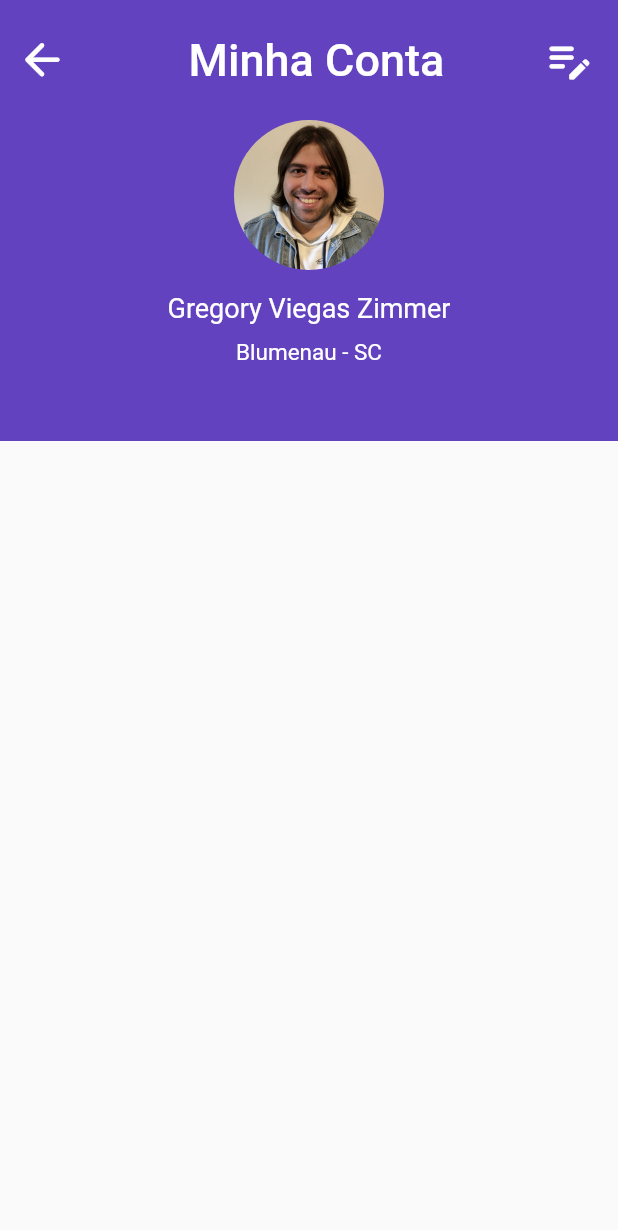
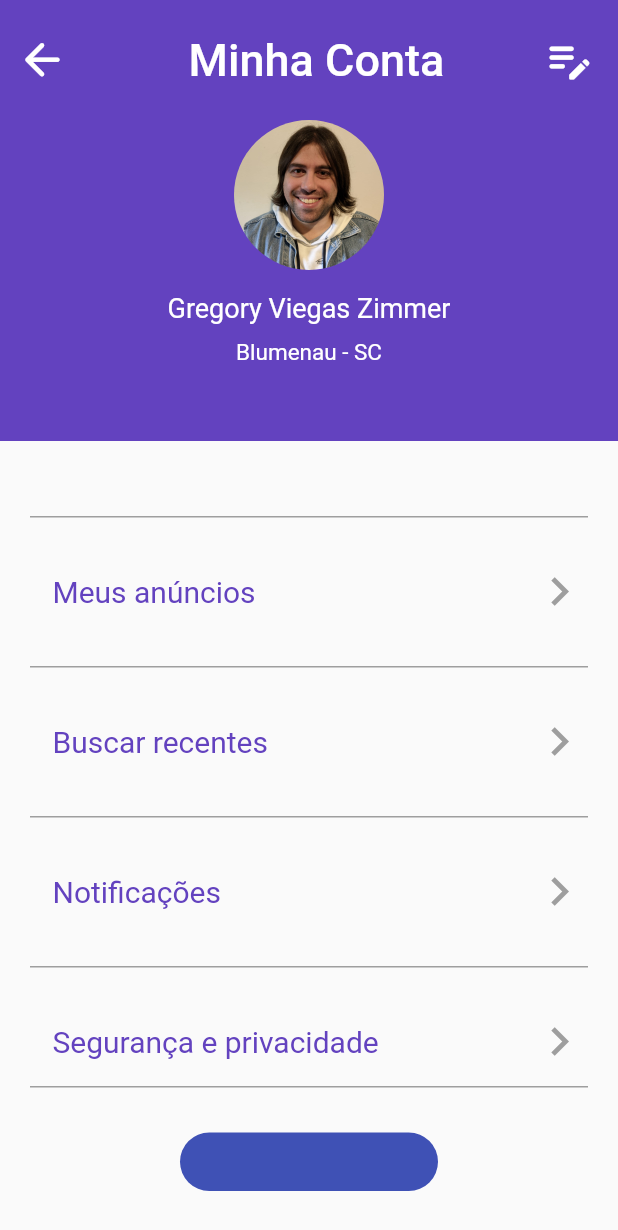
Before and after one commit to GreemerBR/deal, a Flutter app: the MyProfile screen opened directly, on a phone screen of 412 x 824 dp. Shown: the top 1230 px of the screen. Run offline on Flutter 3.47's test engine with Material 2 defaults, Android fonts, the phone set to English and light mode, and no system bars; statements that could not run were skipped.

Commit message:
[feat]
Completed the creation of the about screen

```diff
--- a/lib/main.dart
+++ b/lib/main.dart
@@ -1,105 +1,13 @@
 import 'package:flutter/material.dart';
+
+import 'presenter/myProfile/my_profile.dart';
 
 void main() {
   runApp(
     MaterialApp(
-        title: 'Deal', debugShowCheckedModeBanner: false, home: MyProfile()),
+      title: 'Deal',
+      debugShowCheckedModeBanner: false,
+      home: Login(),
+    ),
   );
 }
-
-class MyProfile extends StatelessWidget {
-  const MyProfile({Key? key}) : super(key: key);
-
-  @override
-  Widget build(BuildContext context) {
-    return Scaffold(
-      appBar: AppBar(
-        elevation: 0,
-        centerTitle: true,
-        toolbarHeight: 80,
-        backgroundColor: Color.fromARGB(255, 99, 66, 191),
-        title: const Padding(
-          padding: EdgeInsets.only(left: 10),
-          child: Text(
-            'Minha Conta',
-            style: TextStyle(fontSize: 30),
-          ),
-        ),
-        leading: IconButton(
-          icon: Icon(
-            Icons.arrow_back_rounded,
-            size: 35,
-          ),
-          onPressed: () {
-            Navigator.pop(context);
-          },
-        ),
-        actions: [
-          Padding(
-            padding: const EdgeInsets.only(right: 10),
-            child: IconButton(
-              onPressed: () {},
-              icon: const Icon(
-                Icons.edit_note_rounded,
-                size: 35,
-              ),
-            ),
-          ),
-        ],
-      ),
-      body: Center(
-        child: Column(
-          children: [
-            Container(
-              width: double.maxFinite,
-              decoration: BoxDecoration(
-                color: Color.fromARGB(255, 99, 66, 191),
-              ),
-              child: Column(
-                mainAxisAlignment: MainAxisAlignment.center,
-                crossAxisAlignment: CrossAxisAlignment.center,
-                children: [
-                  Container(
-                    width: 100,
-                    height: 100,
-                    decoration: BoxDecoration(
-                      image: DecorationImage(
-                        image: AssetImage('assets/images/Avatar.jpeg'),
-                        fit: BoxFit.cover,
-                      ),
-                      borderRadius: BorderRadius.circular(300),
-                    ),
-                  ),
-                  Padding(
-                    padding: const EdgeInsets.only(top: 15),
-                    child: Text(
-                      'Gregory Viegas Zimmer',
-                      style: TextStyle(
-                        color: Colors.white,
-                        fontSize: 18,
-                      ),
-                    ),
-                  ),
-                  Padding(
-                    padding: const EdgeInsets.only(
-                      top: 10,
-                      bottom: 50,
-                    ),
-                    child: Text(
-                      'Blumenau - SC',
-                      style: TextStyle(
-                        color: Colors.white,
-                        fontSize: 15,
-                      ),
-                    ),
-                  )
-                ],
-              ),
-            )
-          ],
-        ),
-      ),
-    );
-    ;
-  }
-}
--- /dev/null
+++ b/lib/presenter/myProfile/my_profile.dart
@@ -0,0 +1,85 @@
+import 'package:flutter/material.dart';
+
+import 'widgets/close_button_profile.dart';
+import 'widgets/profile_list_item.dart';
+import 'widgets/profile_summary_informations.dart';
+
+class MyProfile extends StatelessWidget {
+  const MyProfile({Key? key}) : super(key: key);
+
+  @override
+  Widget build(BuildContext context) {
+    return Scaffold(
+      appBar: AppBar(
+        elevation: 0,
+        centerTitle: true,
+        toolbarHeight: 80,
+        backgroundColor: Color.fromARGB(255, 99, 66, 191),
+        title: const Padding(
+          padding: EdgeInsets.only(left: 10),
+          child: Text(
+            'Minha Conta',
+            style: TextStyle(fontSize: 30),
+          ),
+        ),
+        leading: IconButton(
+          icon: Icon(
+            Icons.arrow_back_rounded,
+            size: 35,
+          ),
+          onPressed: () {
+            Navigator.pop(context);
+          },
+        ),
+        actions: [
+          Padding(
+            padding: const EdgeInsets.only(right: 10),
+            child: IconButton(
+              onPressed: () {},
+              icon: const Icon(
+                Icons.edit_note_rounded,
+                size: 35,
+              ),
+            ),
+          ),
+        ],
+      ),
+      body: Center(
+        child: Column(
+          children: [
+            ProfileSummaryInformations(
+              name: 'Gregory Viegas Zimmer',
+              address: 'Blumenau - SC',
+              photo: 'assets/images/Avatar.jpeg',
+            ),
+            Expanded(
+              child: SingleChildScrollView(
+                physics: BouncingScrollPhysics(),
+                child: Column(
+                  children: [
+                    ProfileListItem(
+                      title: 'Meus anúncios',
+                    ),
+                    ProfileListItem(
+                      title: 'Buscar recentes',
+                    ),
+                    ProfileListItem(
+                      title: 'Notificações',
+                    ),
+                    ProfileListItem(
+                      title: 'Segurança e privacidade',
+                    ),
+                    ProfileListItem(
+                      title: 'Sobre o DEAL',
+                    )
+                  ],
+                ),
+              ),
+            ),
+            CloseButtonProfile(),
+          ],
+        ),
+      ),
+    );
+  }
+}
--- a/lib/presenter/myProfile/test.dart
+++ /dev/null
@@ -1 +0,0 @@
-//coloquei aqui só pra funcionar
--- /dev/null
+++ b/lib/presenter/myProfile/widgets/close_button_profile.dart
@@ -0,0 +1,72 @@
+import 'package:flutter/material.dart';
+
+class CloseButtonProfile extends StatelessWidget {
+  const CloseButtonProfile({
+    Key? key,
+  }) : super(key: key);
+
+  @override
+  Widget build(BuildContext context) {
+    return Padding(
+      padding: const EdgeInsets.only(
+        left: 20,
+        right: 20,
+      ),
+      child: Container(
+        decoration: BoxDecoration(
+          border: Border(
+            top: BorderSide(color: Colors.grey),
+          ),
+        ),
+        height: 100,
+        width: double.maxFinite,
+        child: ClipRRect(
+          borderRadius: BorderRadius.circular(4),
+          child: Stack(
+            children: <Widget>[
+              Positioned.fill(
+                left: 100,
+                right: 100,
+                top: 30,
+                bottom: 30,
+                child: Container(
+                  decoration: const BoxDecoration(
+                    borderRadius: BorderRadius.vertical(
+                      top: Radius.circular(30),
+                      bottom: Radius.circular(30),
+                    ),
+                    color: Color.fromARGB(255, 63, 81, 181),
+                  ),
+                ),
+              ),
+              TextButton(
+                style: TextButton.styleFrom(
+                  padding: const EdgeInsets.only(
+                    left: 165,
+                    right: 100,
+                    top: 45,
+                    bottom: 50,
+                  ),
+                  primary: Colors.white,
+                  textStyle: const TextStyle(fontSize: 20),
+                ),
+                onPressed: () {
+                  // Navigator.of(context).push(
+                  //   MaterialPageRoute(
+                  //     builder: (context){
+                  //       return MainMenu();
+                  //       },
+                  //       ),
+                  //       ),
+                },
+                child: const Text(
+                  'SAIR',
+                ),
+              ),
+            ],
+          ),
+        ),
+      ),
+    );
+  }
+}
--- /dev/null
+++ b/lib/presenter/myProfile/widgets/profile_list_item.dart
@@ -0,0 +1,49 @@
+import 'package:flutter/material.dart';
+
+class ProfileListItem extends StatelessWidget {
+  final String title;
+
+  const ProfileListItem({
+    Key? key,
+    required this.title,
+  }) : super(key: key);
+
+  @override
+  Widget build(BuildContext context) {
+    return Padding(
+      padding: const EdgeInsets.only(
+        left: 20,
+        right: 20,
+      ),
+      child: Container(
+        decoration: BoxDecoration(
+          border: Border(
+            top: BorderSide(color: Colors.grey),
+          ),
+        ),
+        height: 100,
+        width: double.maxFinite,
+        child: Row(
+          mainAxisAlignment: MainAxisAlignment.spaceBetween,
+          children: [
+            Padding(
+              padding: const EdgeInsets.only(left: 15),
+              child: Text(
+                title,
+                style: TextStyle(
+                  color: Color.fromARGB(255, 99, 66, 191),
+                  fontSize: 20,
+                ),
+              ),
+            ),
+            Icon(
+              Icons.chevron_right_sharp,
+              color: Colors.grey,
+              size: 38,
+            )
+          ],
+        ),
+      ),
+    );
+  }
+}
--- /dev/null
+++ b/lib/presenter/myProfile/widgets/profile_summary_informations.dart
@@ -0,0 +1,66 @@
+import 'package:flutter/material.dart';
+
+class ProfileSummaryInformations extends StatelessWidget {
+  final String name;
+  final String address;
+  final String photo;
+  const ProfileSummaryInformations({
+    Key? key,
+    required this.name,
+    required this.address,
+    required this.photo,
+  }) : super(key: key);
+
+  @override
+  Widget build(BuildContext context) {
+    return Padding(
+      padding: const EdgeInsets.only(bottom: 50),
+      child: Container(
+        width: double.maxFinite,
+        decoration: BoxDecoration(
+          color: Color.fromARGB(255, 99, 66, 191),
+        ),
+        child: Column(
+          mainAxisAlignment: MainAxisAlignment.center,
+          crossAxisAlignment: CrossAxisAlignment.center,
+          children: [
+            Container(
+              width: 100,
+              height: 100,
+              decoration: BoxDecoration(
+                image: DecorationImage(
+                  image: AssetImage(photo),
+                  fit: BoxFit.cover,
+                ),
+                borderRadius: BorderRadius.circular(300),
+              ),
+            ),
+            Padding(
+              padding: const EdgeInsets.only(top: 15),
+              child: Text(
+                name,
+                style: TextStyle(
+                  color: Colors.white,
+                  fontSize: 18,
+                ),
+              ),
+            ),
+            Padding(
+              padding: const EdgeInsets.only(
+                top: 10,
+                bottom: 50,
+              ),
+              child: Text(
+                address,
+                style: TextStyle(
+                  color: Colors.white,
+                  fontSize: 15,
+                ),
+              ),
+            )
+          ],
+        ),
+      ),
+    );
+  }
+}
```
